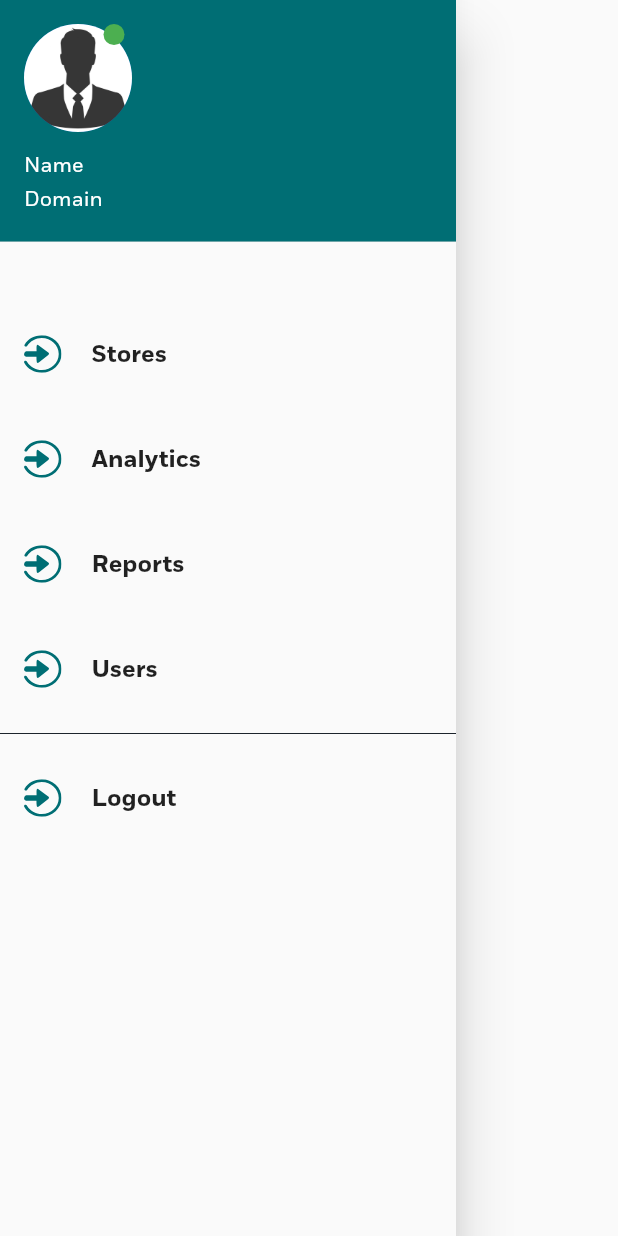
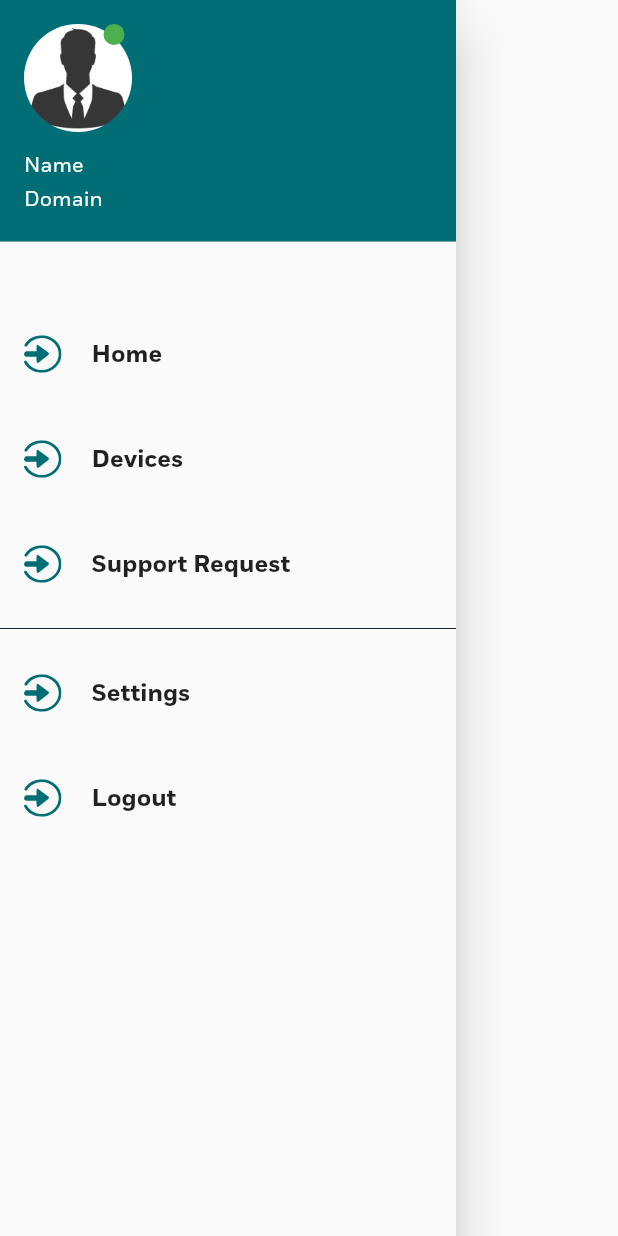
Before and after one commit to noeljolly09/idec_face, a Flutter app: the MyDrawer widget shown alone on an empty page, opened directly, on a phone screen of 412 x 824 dp. Run offline on Flutter 3.47's test engine with Material 2 defaults, Android fonts, the light colour scheme and no system bars; our stand-ins replace flutter_icons, flutter_svg, smooth_page_indicator, water_drop_nav_bar; missing offline and left inert: drop_down_list.

```diff
--- a/lib/customWidgets/drawer/drawer.dart
+++ b/lib/customWidgets/drawer/drawer.dart
@@ -1,4 +1,3 @@
-
 import 'package:flutter/material.dart';
 import 'package:idec_face/customWidgets/drawer/profilephoto.dart';
 import '../../utils/constants.dart';
@@ -27,27 +26,25 @@ class MyDrawer extends StatelessWidget {
           ),
           drawerItem(
             svg: "assets/svg/logout.svg",
-            text: "Stores",
+            text: "Home",
             onTap: () {},
           ),
           drawerItem(
             svg: "assets/svg/logout.svg",
-            text: "Analytics",
+            text: "Devices",
             onTap: () {},
           ),
           drawerItem(
             svg: "assets/svg/logout.svg",
-            text: "Reports",
+            text: "Support Request",
             onTap: () {},
           ),
+          const Divider(color: AppConstants.customblack),
           drawerItem(
             svg: "assets/svg/logout.svg",
-            text: "Users",
+            text: "Settings",
             onTap: () {},
           ),
-
-          const Divider(color: AppConstants.customblack),
-
           drawerItem(
             svg: "assets/svg/logout.svg",
             text: "Logout",
--- a/lib/main.dart
+++ b/lib/main.dart
@@ -15,10 +15,8 @@ class MyApp extends StatelessWidget {
       debugShowCheckedModeBanner: false,
       theme: ThemeData(
         fontFamily: "Fort",
-        // colorScheme: ColorScheme.fromSwatch(
-        //   primarySwatch: Colors.teal,
-        // ).copyWith(secondary: Colors.red),
-        // textTheme: const TextTheme(bodyText2: TextStyle(color: Colors.black)),
+        colorScheme: ColorScheme.fromSwatch(primarySwatch: Colors.teal),
+        textTheme: const TextTheme(bodyText2: TextStyle(color: Colors.black)),
       ),
       onGenerateRoute: routes.controller,
       initialRoute: routes.loginpage,
--- a/lib/pages/registration_dart.dart
+++ b/lib/pages/registration_dart.dart
@@ -1,7 +1,6 @@
 import 'package:flutter/material.dart';
 import 'package:smooth_page_indicator/smooth_page_indicator.dart';
 import 'package:idec_face/route/route.dart' as routes;
-
 
 import '../customWidgets/registration/page1.dart';
 import '../customWidgets/registration/page2.dart';
@@ -58,7 +57,7 @@ class _RegistrationPageState extends State<RegistrationPage> {
 
   @override
   Widget build(BuildContext context) {
-    double height80 = MediaQuery.of(context).size.height / 10.25714285714286;
+    double height78 = MediaQuery.of(context).size.height / 9.95714285714286;
     return SafeArea(
       child: Scaffold(
           resizeToAvoidBottomInset: false,
@@ -94,7 +93,7 @@ class _RegistrationPageState extends State<RegistrationPage> {
           ),
           bottomSheet: Container(
             color: AppConstants.inColor,
-            height: height80,
+            height: height78,
             width: MediaQuery.of(context).size.width,
             padding: const EdgeInsets.symmetric(horizontal: 10),
             child: Column(
--- a/pubspec.yaml
+++ b/pubspec.yaml
@@ -34,14 +34,12 @@ dependencies:
   # The following adds the Cupertino Icons font to your application.
   # Use with the CupertinoIcons class for iOS style icons.
   cupertino_icons: ^1.0.2
-  animated_bottom_navigation_bar: ^0.3.2
   intl: ^0.17.0
-  ff_navigation_bar: ^0.1.5
   drop_down_list: ^0.0.2
-  fl_chart: ^0.50.1
   smooth_page_indicator: ^1.0.0+2
   flutter_icons: ^1.1.0
   flutter_svg: ^1.0.3
+  water_drop_nav_bar: ^2.1.0+9
 
 dev_dependencies:
   flutter_test:
```
Also changed, not shown: lib/customWidgets/navigation_bar.dart (+26 -27 lines), pubspec.lock.
